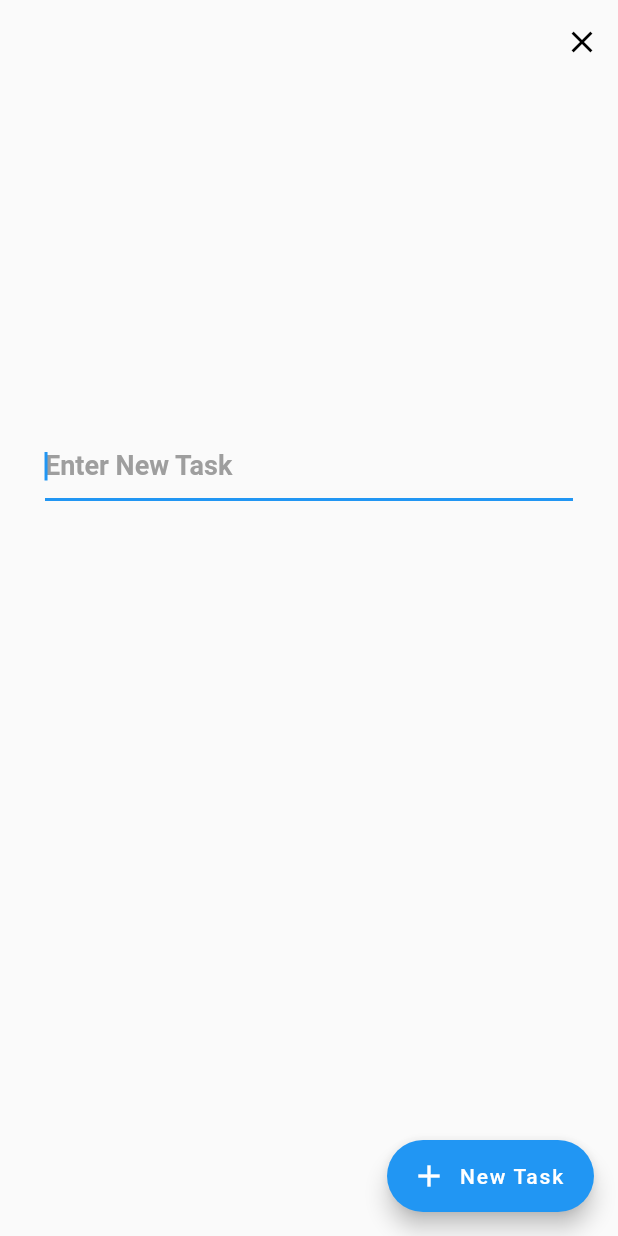
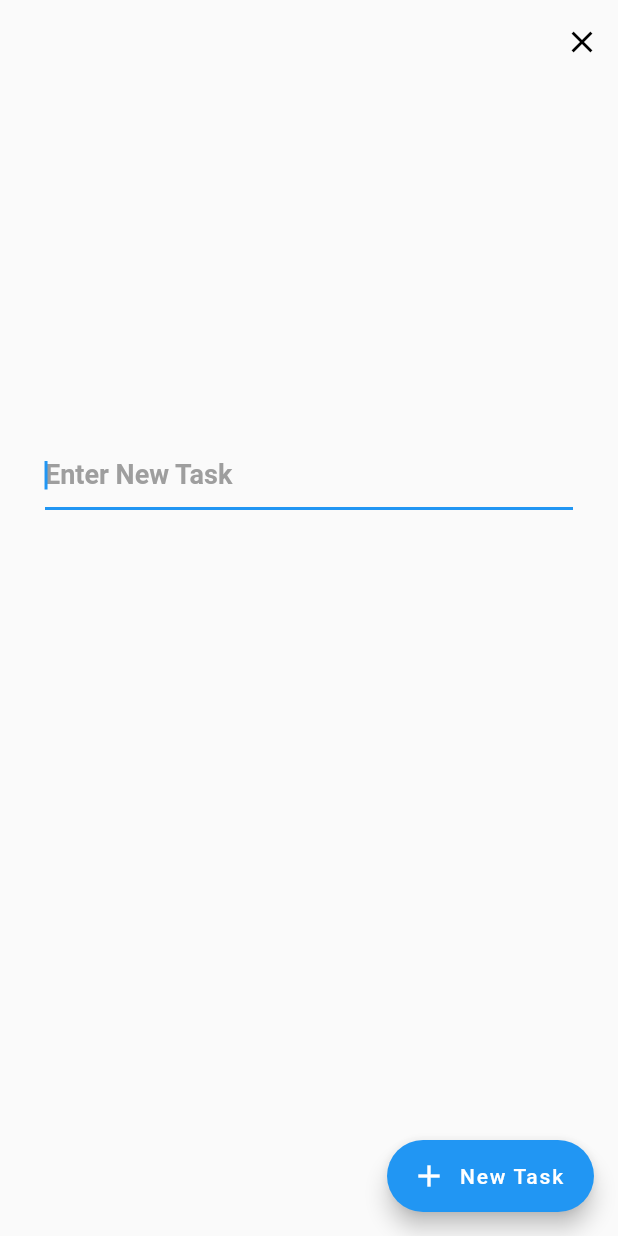
Before and after one commit to nandam2003/Flutter_todoApp, a Flutter app: the screen it shows after launch, after a tap on the "add" icon, on a phone screen of 412 x 824 dp. Run offline on Flutter 3.47's test engine with Material 2 defaults, Android fonts, the phone set to English and light mode, and no system bars; our stand-ins replace flutter_slidable, sqflite; accounts and stored records are empty.

Commit message:
layout constrains

```diff
--- a/lib/main.dart
+++ b/lib/main.dart
@@ -1,5 +1,4 @@
 import 'package:flutter/material.dart';
-import 'package:flutter_application_1/data/task_data.dart';
 import 'package:flutter_application_1/screens/home.dart';
 import 'database/database_helper.dart';
 
@@ -13,7 +12,7 @@ void main() async {
 }
 
 class MyApp extends StatelessWidget {
-   const MyApp({Key? key}) : super(key: key);
+  const MyApp({Key? key}) : super(key: key);
   @override
   Widget build(BuildContext context) {
     return const MaterialApp(
--- a/lib/screens/add_todo.dart
+++ b/lib/screens/add_todo.dart
@@ -38,8 +38,8 @@ class AddTodo extends StatelessWidget {
         ),
         body: Column(
           children: [
-            const SizedBox(
-              height: 200,
+            SizedBox(
+              height: MediaQuery.of(context).size.height / 4,
             ),
             Padding(
               padding: const EdgeInsets.all(30.0),
--- a/lib/screens/home.dart
+++ b/lib/screens/home.dart
@@ -1,5 +1,4 @@
 import 'package:flutter/material.dart';
-import 'package:flutter/services.dart';
 import 'package:flutter_application_1/screens/add_todo.dart';
 import 'package:flutter_application_1/database/database_helper.dart';
 import 'package:flutter_application_1/data/task_data.dart';
```
Also changed, not shown: 1 other file.
